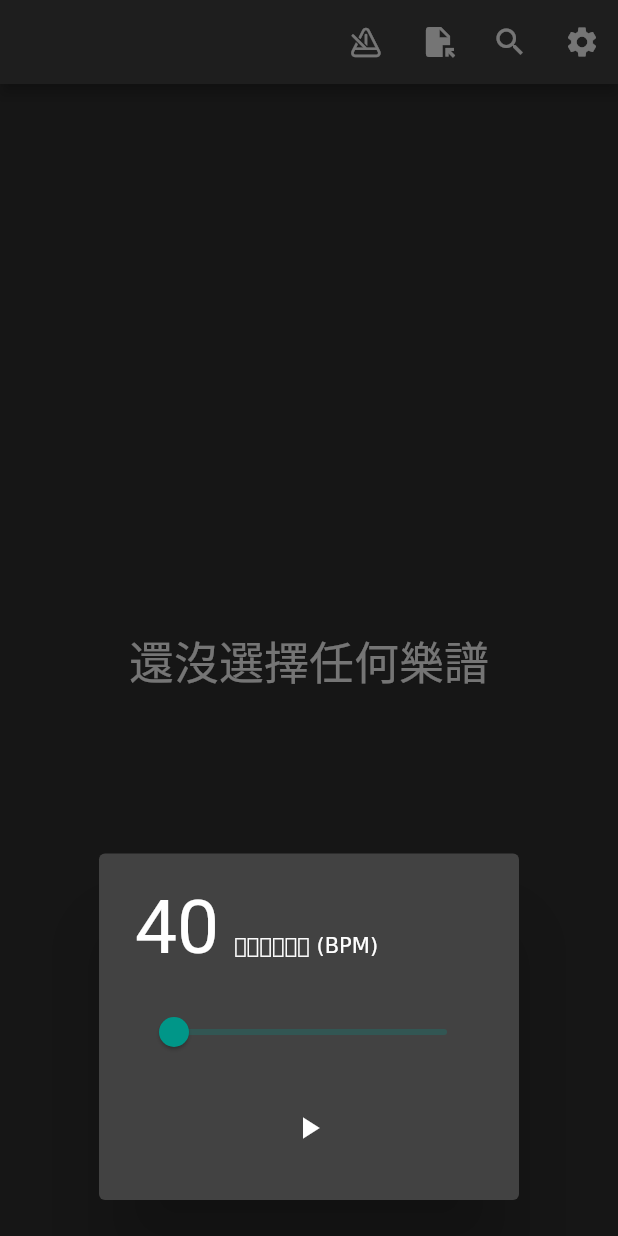
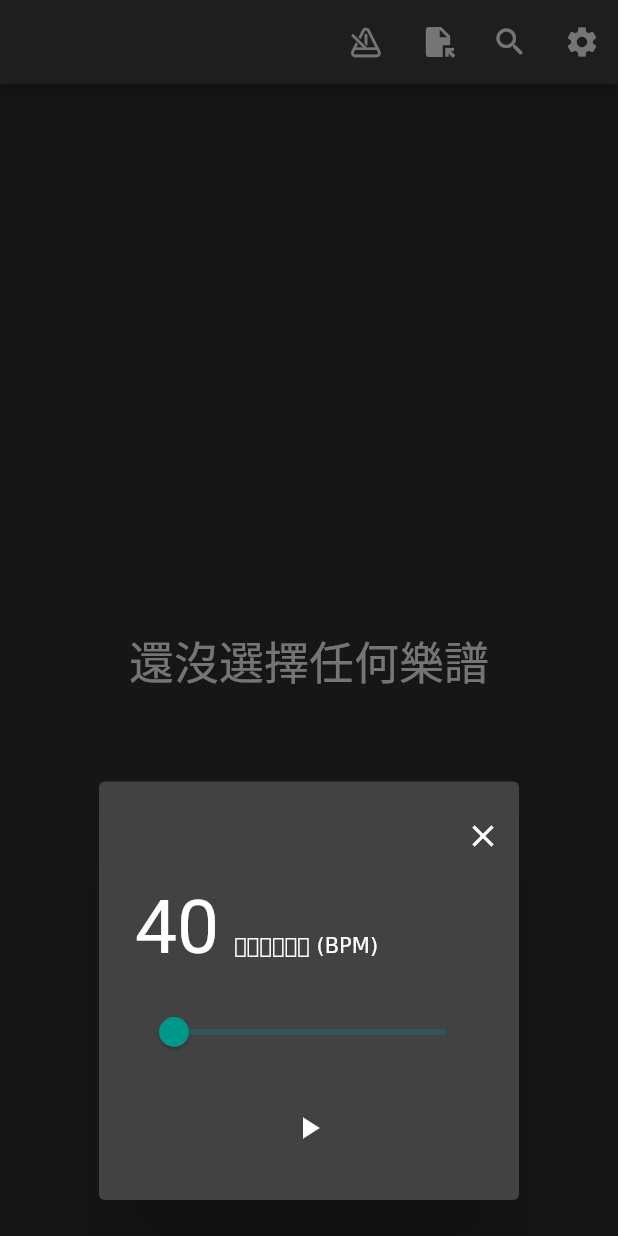
Before and after one commit to HANKSIE/tabview_reader, a Flutter app: the screen it shows after launch, after a tap on an icon or button, on a phone screen of 412 x 824 dp. Run offline on Flutter 3.47's test engine with Material 2 defaults, Android fonts, the phone set to English and light mode, and no system bars; our stand-ins replace audioplayers, file_picker, fluttertoast, permission_handler, shared_preferences, wakelock.

Commit message:
timer cancel when close the dialog

```diff
--- a/lib/widgets/metronome_simple_dialog.dart
+++ b/lib/widgets/metronome_simple_dialog.dart
@@ -40,6 +40,17 @@ class _MetronomeSimpleDialogState extends State<MetronomeSimpleDialog> {
     return SimpleDialog(
       alignment: Alignment.bottomCenter,
       children: <Widget>[
+        Row(
+          mainAxisAlignment: MainAxisAlignment.end,
+          children: [
+            IconButton(
+                onPressed: () {
+                  _timer?.cancel();
+                  Navigator.of(context).pop();
+                },
+                icon: const Icon(Icons.close))
+          ],
+        ),
         SimpleDialogOption(
           child: RichText(
             text: TextSpan(children: [
--- a/lib/widgets/reader_controls.dart
+++ b/lib/widgets/reader_controls.dart
@@ -57,6 +57,7 @@ class _NormalControlsState extends State<TabviewReaderControls> {
             onPressed: () {
               showDialog(
                   context: context,
+                  barrierDismissible: false,
                   builder: (context) {
                     return const MetronomeSimpleDialog();
                   });
```
